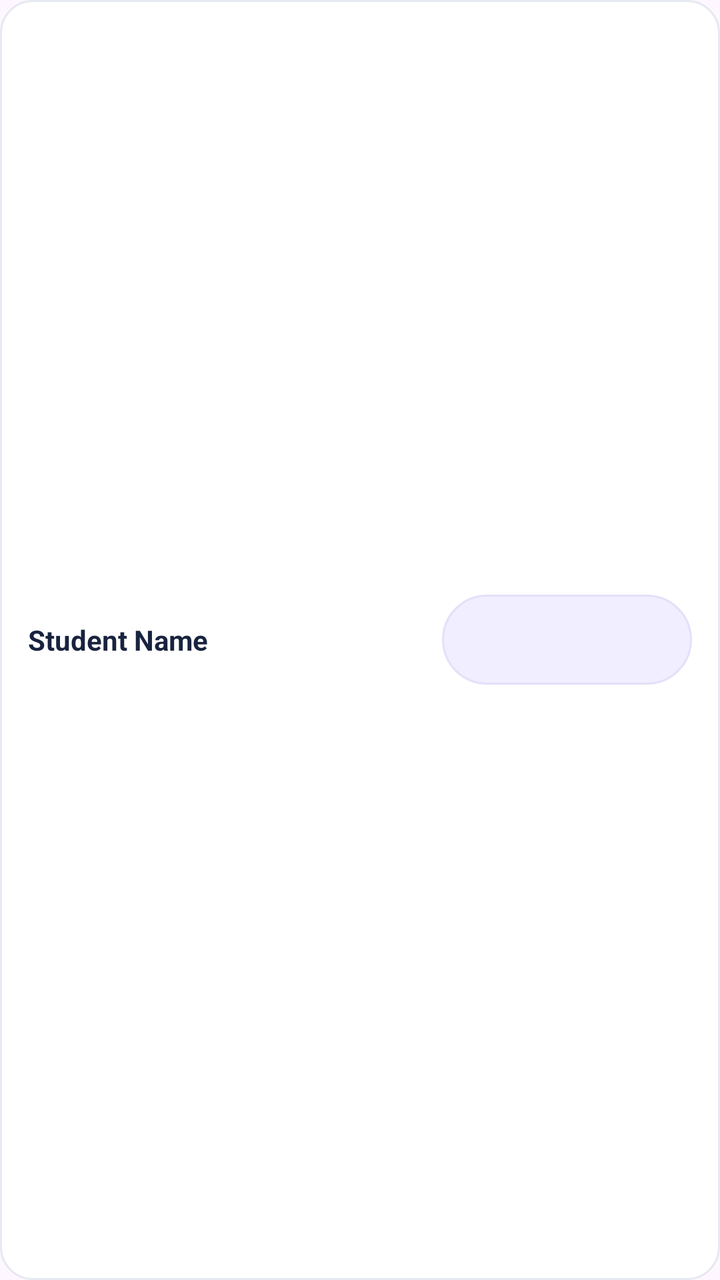
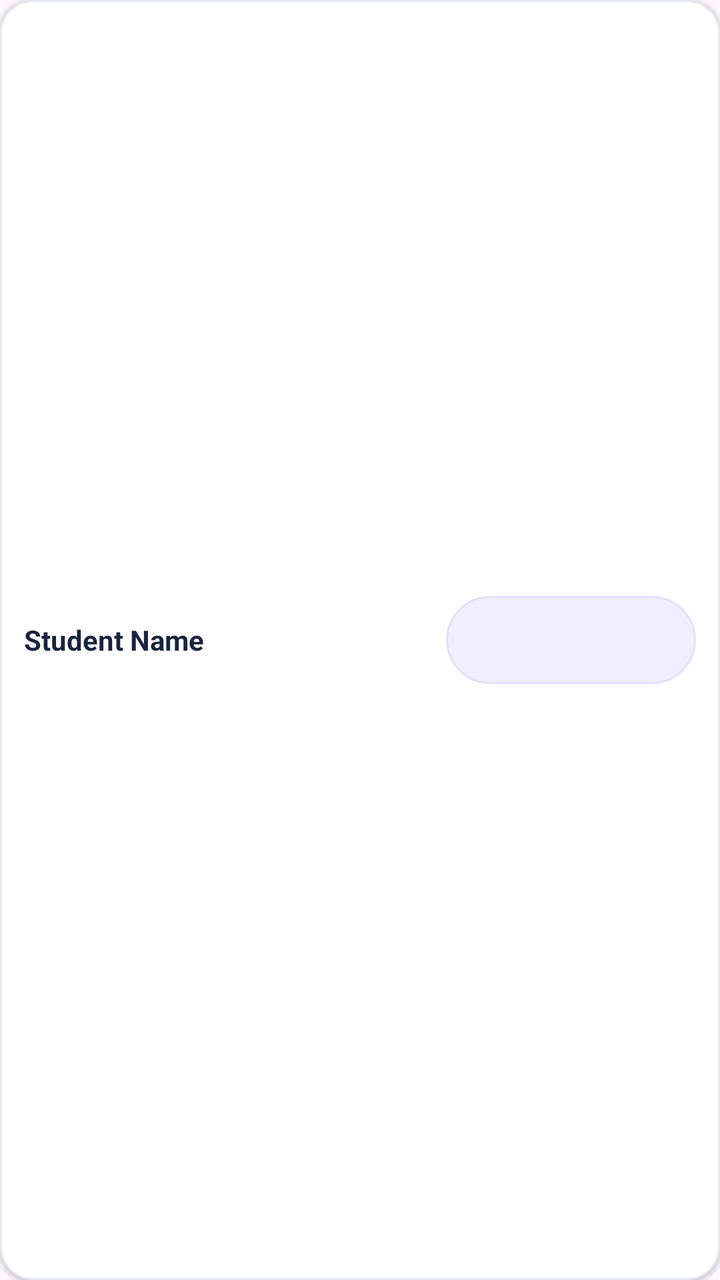

An Android layout rendered at two revisions. The XML below is the earlier revision; the diff shows what the commit changed to produce the second picture.
<!-- AndroidManifest.xml: application theme Theme.TrackPoint -->
<!-- res/layout/item_attendance.xml -->
<?xml version="1.0" encoding="utf-8"?>
<LinearLayout xmlns:android="http://schemas.android.com/apk/res/android"
    android:layout_width="match_parent"
    android:layout_height="wrap_content"
    android:layout_marginBottom="10dp"
    android:background="@drawable/action_card"
    android:gravity="center_vertical"
    android:orientation="horizontal"
    android:padding="14dp">

    <TextView
        android:id="@+id/tvStudentName"
        android:layout_width="0dp"
        android:layout_height="wrap_content"
        android:layout_weight="1"
        android:text="Student Name"
        android:textColor="#18233F"
        android:textSize="14sp"
        android:textStyle="bold" />

    <Spinner
        android:id="@+id/spAttendanceStatus"
        android:layout_width="125dp"
        android:layout_height="45dp"
        android:background="@drawable/filter_box"
        android:paddingStart="8dp"
        android:paddingEnd="8dp" />

</LinearLayout>
<!-- resources referenced by this layout -->
<resources>
  <!-- drawable action_card (drawable) -->
  <shape xmlns:android="http://schemas.android.com/apk/res/android">
      <solid android:color="#FFFFFF"/>
      <stroke android:width="1dp" android:color="#E6E9F2"/>
      <corners android:radius="16dp"/>
  </shape>
  <!-- drawable filter_box (drawable) -->
  <shape xmlns:android="http://schemas.android.com/apk/res/android">
      <solid android:color="#F0EEFF"/>
      <stroke android:width="1dp" android:color="#E4E0FA"/>
      <corners android:radius="25dp"/>
  </shape>
  <style name="Theme.TrackPoint" parent="Base.Theme.TrackPoint" />
  <style name="Base.Theme.TrackPoint" parent="Theme.Material3.DayNight.NoActionBar">
          
          
      </style>
</resources>

<!-- the commit's change to res/layout/item_attendance.xml (unified diff, before → after) -->
@@ -2,11 +2,12 @@
 <LinearLayout xmlns:android="http://schemas.android.com/apk/res/android"
     android:layout_width="match_parent"
     android:layout_height="wrap_content"
-    android:layout_marginBottom="10dp"
+    android:layout_marginBottom="8dp"
     android:background="@drawable/action_card"
     android:gravity="center_vertical"
     android:orientation="horizontal"
-    android:padding="14dp">
+    android:padding="12dp"
+    android:elevation="1dp">
 
     <TextView
         android:id="@+id/tvStudentName"
@@ -21,7 +22,7 @@
     <Spinner
         android:id="@+id/spAttendanceStatus"
         android:layout_width="125dp"
-        android:layout_height="45dp"
+        android:layout_height="44dp"
         android:background="@drawable/filter_box"
         android:paddingStart="8dp"
         android:paddingEnd="8dp" />
